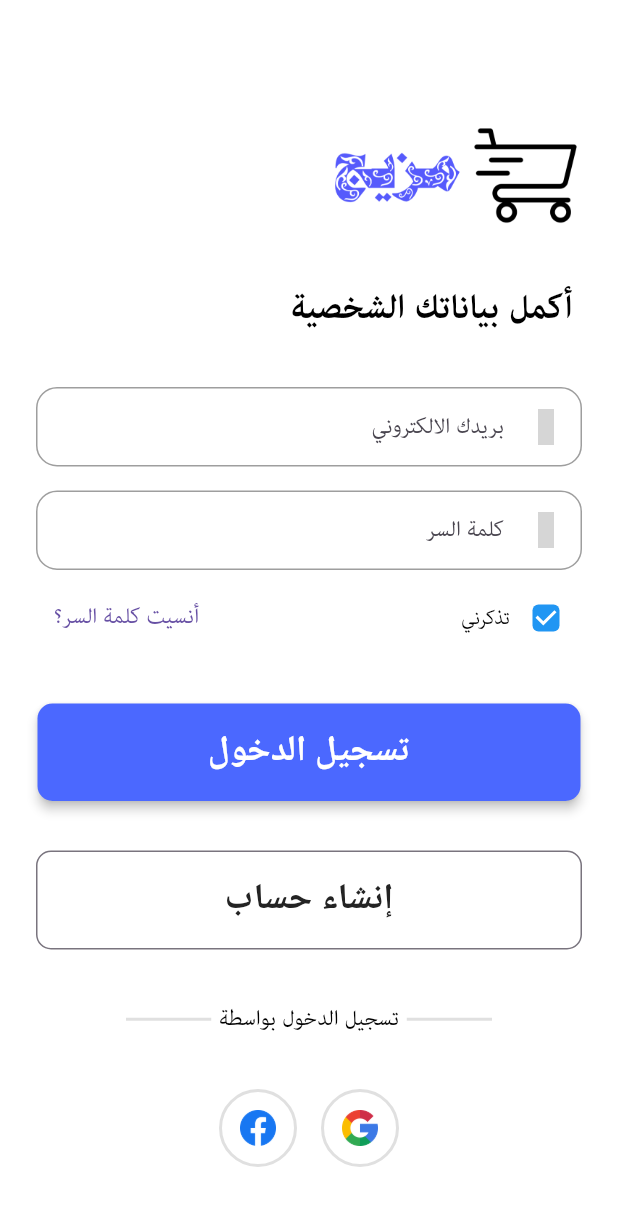
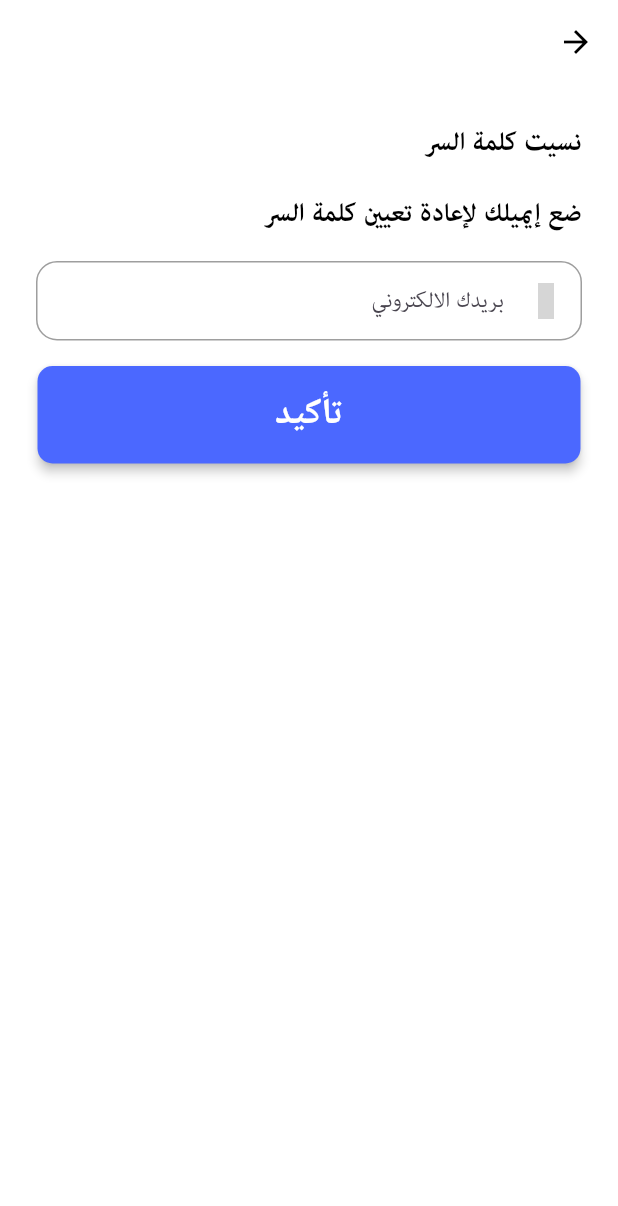
Before and after one commit to Asmaa-mohammed-dev/ninja_store, a Flutter app: the LoginScreen screen opened directly, after a tap on "أنسيت كلمة السر؟", on a phone screen of 412 x 824 dp. Shown: the top 1206 px of the screen. Run offline on Flutter 3.47's test engine with Material 3 defaults, Android fonts, the light colour scheme and no system bars; our stand-ins replace get, get_storage, iconsax, logger, smooth_page_indicator; accounts and stored records are empty; Roboto replaces fonts that are missing (MAJALLA); grey boxes are pictures that could not be loaded.

Commit message:
lesson-10

```diff
--- a/lib/features/authentication/screens/login/widgets/login_form.dart
+++ b/lib/features/authentication/screens/login/widgets/login_form.dart
@@ -1,6 +1,7 @@
 import 'package:flutter/material.dart';
 import 'package:get/get.dart';
 import 'package:iconsax/iconsax.dart';
+import 'package:ninja_store/features/authentication/screens/password_configuration/forget_password.dart';
 import 'package:ninja_store/features/authentication/screens/signup.wisgets/signup.dart';
 import 'package:ninja_store/utils/constants/colors.dart';
 import 'package:ninja_store/utils/constants/my_button.dart';
@@ -53,7 +54,7 @@ class NLoginForm extends StatelessWidget {
                   ],
                 ),
                 TextButton(
-                  onPressed: () {},
+                  onPressed: () => Get.to(() => const ForgetPassword()),
                   child: const Text(
                     NTexts.forgetPassword,
                     style: TextStyle(fontSize: 20),
--- /dev/null
+++ b/lib/features/authentication/screens/password_configuration/forget_password.dart
@@ -0,0 +1,64 @@
+import 'package:flutter/material.dart';
+import 'package:get/get.dart';
+import 'package:iconsax/iconsax.dart';
+import 'package:ninja_store/features/authentication/screens/password_configuration/reset_password.dart';
+import 'package:ninja_store/utils/constants/colors.dart';
+import 'package:ninja_store/utils/constants/my_button.dart';
+import 'package:ninja_store/utils/constants/sizes.dart';
+import 'package:ninja_store/utils/constants/text_strings.dart';
+
+class ForgetPassword extends StatelessWidget {
+  const ForgetPassword({super.key});
+
+  @override
+  Widget build(BuildContext context) {
+    return Directionality(
+      textDirection: TextDirection.rtl,
+      child: Scaffold(
+        appBar: AppBar(),
+        body: Padding(
+          padding: EdgeInsets.all(NSizes.defaultSpace),
+          child: Column(
+            crossAxisAlignment: CrossAxisAlignment.start,
+            children: [
+              ///Headings
+              Text(
+                NTexts.forgetPasswordTitle,
+                style: Theme.of(context).textTheme.headlineMedium,
+                textAlign: TextAlign.center,
+              ),
+              SizedBox(height: NSizes.spaceBtwItems),
+              Text(
+                NTexts.forgetPasswordSubTitle,
+                style: Theme.of(context).textTheme.headlineMedium,
+                textAlign: TextAlign.center,
+              ),
+              SizedBox(height: NSizes.spaceBtwItems),
+
+              ///Text Field
+              TextFormField(
+                decoration: const InputDecoration(
+                  labelText: NTexts.email,
+                  labelStyle: TextStyle(fontSize: 20),
+                  hintStyle: TextStyle(fontSize: 20),
+                  prefixIcon: Icon(Iconsax.direct_right),
+                ),
+              ),
+              SizedBox(height: NSizes.spaceBtwItems),
+
+              ///Submit Button
+              SizedBox(
+                width: double.infinity,
+                child: MyButton(
+                  colors: NColors.primary,
+                  title: NTexts.submit,
+                  onPressed: () => Get.to(() => const ResetPassword()),
+                ),
+              ),
+            ],
+          ),
+        ),
+      ),
+    );
+  }
+}
--- a/lib/utils/constants/text_strings.dart
+++ b/lib/utils/constants/text_strings.dart
@@ -43,7 +43,7 @@ class NTexts {
   static const String loginTitle = "أهلًا بك،";
   // static const String loginSubTitle = "أستكشف خيارات لا محدودة";
   static const String signUpTitle = "هيا لننشيء حسابك";
-  static const String forgetPasswordTitle = "أنسى كلمة السر";
+  static const String forgetPasswordTitle = "نسيت كلمة السر";
   static const String forgetPasswordSubTitle =
       "ضع إيميلك لإعادة تعيين كلمة السر";
   static const String resetPasswordTitle = "إعادة تعيين كلمة السر";
```
Also changed, not shown: lib/features/authentication/screens/password_configuration/reset_password.dart (added, +84 -0 lines).
